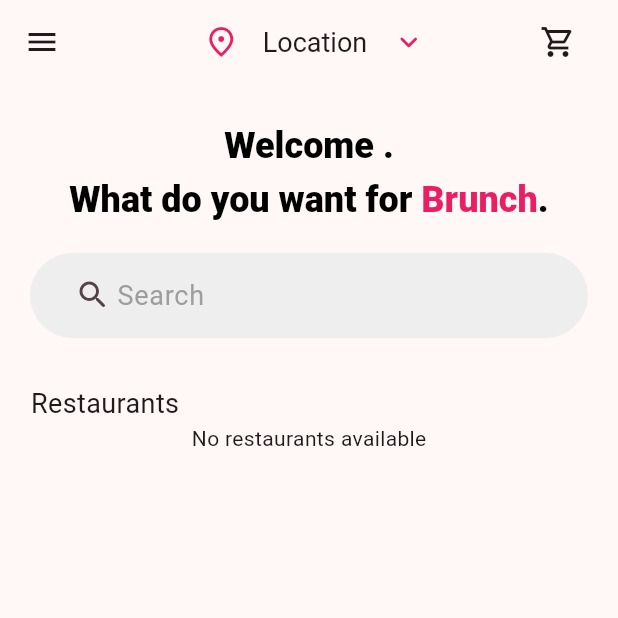
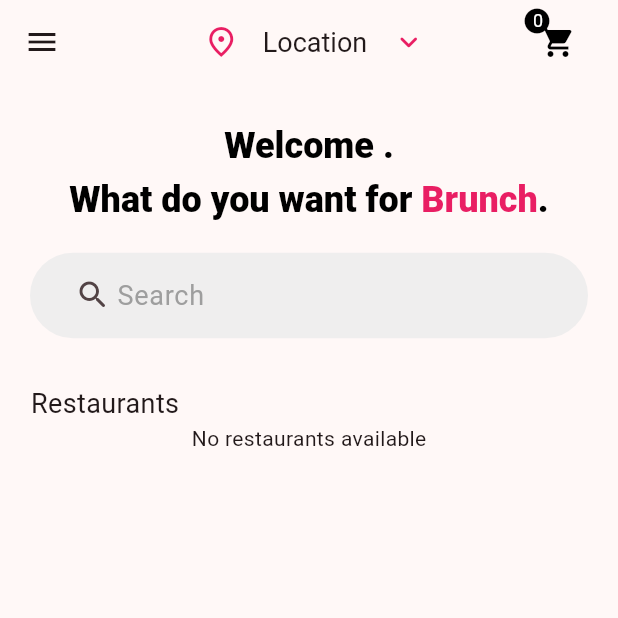
Before and after one commit to yahiyam/fullfill_user_app, a Flutter app: the HomePage screen opened by its route, on a phone screen of 412 x 824 dp, the top half of it. Run offline on Flutter 3.47's test engine with Material 2 defaults, Android fonts, the phone set to English and light mode, and no system bars; our stand-ins replace cloud_firestore, firebase_auth, firebase_core, firebase_storage, image_picker, shared_preferences; accounts and stored records are empty.

Commit message:
added item to cart and shown item count in Cart Icon Button

```diff
--- a/lib/main.dart
+++ b/lib/main.dart
@@ -13,6 +13,7 @@ import 'package:fullfill_user_app/presentation/auth_page/auth_page.dart';
 import 'package:fullfill_user_app/presentation/profile_page/profile_page.dart';
 import 'package:fullfill_user_app/presentation/get_started_page.dart';
 import 'package:fullfill_user_app/provider/auth_page_tabs_provider.dart';
+import 'package:fullfill_user_app/provider/cart_item_counter_provider.dart';
 import 'package:fullfill_user_app/provider/login_provider.dart';
 import 'package:fullfill_user_app/provider/registeration_provider.dart';
 import 'package:fullfill_user_app/provider/image_provider.dart';
@@ -32,6 +33,7 @@ Future<void> main(List<String> args) async {
   runApp(
     MultiProvider(
       providers: [
+        ChangeNotifierProvider(create: (context) => CartItemCounter()),
         ChangeNotifierProvider(create: (context) => SplashProvider()),
         ChangeNotifierProvider(create: (context) => RegisterationProvider()),
         ChangeNotifierProvider(create: (context) => LoginProvider()),
--- a/lib/presentation/home_page/widgets/home_app_bar.dart
+++ b/lib/presentation/home_page/widgets/home_app_bar.dart
@@ -1,6 +1,6 @@
-
 import 'package:flutter/material.dart';
 import 'package:fullfill_user_app/globals/colors.dart';
+import 'package:fullfill_user_app/presentation/widgets/cart_icon_button.dart';
 
 class HomeAppBar extends StatelessWidget {
   const HomeAppBar({super.key});
@@ -35,12 +35,7 @@ class HomeAppBar extends StatelessWidget {
             ],
           ),
         ),
-        IconButton(
-          onPressed: () {
-            Navigator.pushNamed(context, '/delivery');
-          },
-          icon: const Icon(Icons.shopping_cart_outlined),
-        ),
+        const CartIconButton(),
       ],
     );
   }
--- /dev/null
+++ b/lib/presentation/widgets/cart_icon_button.dart
@@ -0,0 +1,69 @@
+import 'package:flutter/material.dart';
+import 'package:fullfill_user_app/globals/colors.dart';
+import 'package:fullfill_user_app/provider/cart_item_counter_provider.dart';
+import 'package:provider/provider.dart';
+
+class CartIconButton extends StatelessWidget {
+  const CartIconButton({
+    super.key,
+    this.onPressed,
+    this.isScrolledUp,
+  });
+
+  final bool? isScrolledUp;
+  final VoidCallback? onPressed;
+
+  Color? cartColor() {
+    if (isScrolledUp != null) {
+      if (isScrolledUp!) {
+        return commonColor;
+      } else {
+        return backgroundColor;
+      }
+    } else {
+      return black;
+    }
+  }
+
+  @override
+  Widget build(BuildContext context) {
+    return Stack(
+      children: [
+        IconButton(
+          icon: Icon(
+            Icons.shopping_cart,
+            color: cartColor(),
+          ),
+          onPressed: onPressed,
+        ),
+        Positioned(
+          child: Stack(
+            children: [
+              const Icon(
+                Icons.brightness_1,
+                size: 20.0,
+                color: black,
+              ),
+              Positioned(
+                top: 2,
+                right: 6,
+                child: Center(
+                  child:
+                      Consumer<CartItemCounter>(builder: (context, count, _) {
+                    return Text(
+                      count.count.toString(),
+                      style: const TextStyle(
+                        color: white,
+                        fontSize: 12,
+                      ),
+                    );
+                  }),
+                ),
+              ),
+            ],
+          ),
+        ),
+      ],
+    );
+  }
+}
--- /dev/null
+++ b/lib/provider/cart_item_counter_provider.dart
@@ -0,0 +1,15 @@
+import 'package:flutter/cupertino.dart';
+import 'package:fullfill_user_app/globals/instence.dart';
+
+class CartItemCounter extends ChangeNotifier {
+  int _cartListItemCounter = sharedPreferences!.getStringList("userCart")!.length - 1;
+  int get count => _cartListItemCounter;
+
+  Future<void> displayCartListItemsNumber() async {
+    _cartListItemCounter = sharedPreferences!.getStringList("userCart")!.length - 1;
+
+    await Future.delayed(const Duration(milliseconds: 100), () {
+      notifyListeners();
+    });
+  }
+}
--- a/lib/provider/registeration_provider.dart
+++ b/lib/provider/registeration_provider.dart
@@ -108,6 +108,7 @@ class RegisterationProvider with ChangeNotifier {
       "userName": nameController.text.trim(),
       "userAvatarUrl": userImageUrl,
       "status": "approved",
+      "userCart": ['garbageValue'],
     });
 
     //save data locally
@@ -116,6 +117,7 @@ class RegisterationProvider with ChangeNotifier {
     await sharedPreferences!.setString("email", currentUser.email.toString());
     await sharedPreferences!.setString("name", nameController.text.trim());
     await sharedPreferences!.setString("photoUrl", userImageUrl);
+    await sharedPreferences!.setStringList("userCart", ['garbageValue']);
     notifyListeners();
   }
 }
```
Also changed, not shown: lib/assistent_methods/assistant_methods.dart (added, +43 -0 lines), lib/presentation/item_page/item_page.dart (+14 -2 lines), lib/presentation/restaurant_page/widgets/restaurant_app_bar.dart (+2 -35 lines), lib/presentation/widgets/toast_message.dart (added, +34 -0 lines), lib/provider/login_provider.dart (+6 -6 lines), lib/provider/stepper_provider.dart (+1 -7 lines).
